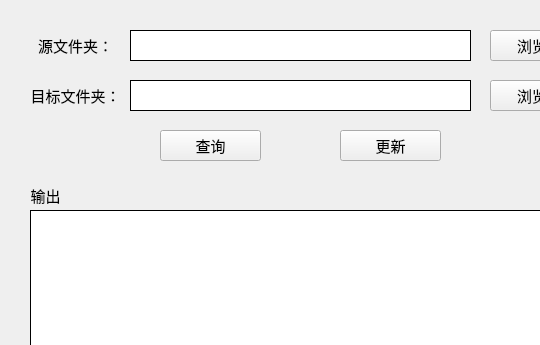
First picture: the form in mainwindow.ui, repository Chenjingzhi-cjb/FolderSyncGUI, before the edit; both pictures show x 0 to 540 and y 0 to 345 of the 630 by 524 pixel window.
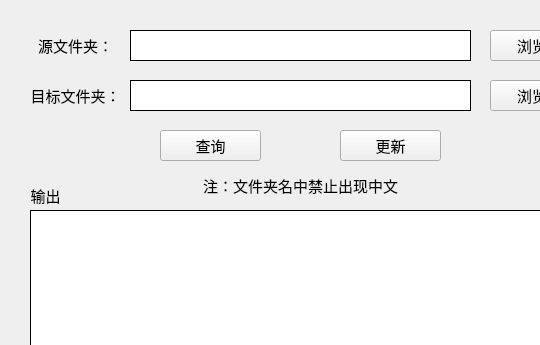
Second picture: the form after the edit.

```diff
--- a/mainwindow.ui
+++ b/mainwindow.ui
@@ -229,6 +229,36 @@
 background-color: white;
 color: black;</string>
     </property>
+    <property name="lineWrapMode">
+     <enum>QTextEdit::NoWrap</enum>
+    </property>
+   </widget>
+   <widget class="QLabel" name="output_label_2">
+    <property name="geometry">
+     <rect>
+      <x>180</x>
+      <y>170</y>
+      <width>241</width>
+      <height>31</height>
+     </rect>
+    </property>
+    <property name="font">
+     <font>
+      <pointsize>11</pointsize>
+     </font>
+    </property>
+    <property name="frameShadow">
+     <enum>QFrame::Plain</enum>
+    </property>
+    <property name="lineWidth">
+     <number>1</number>
+    </property>
+    <property name="text">
+     <string>注：文件夹名中禁止出现中文</string>
+    </property>
+    <property name="alignment">
+     <set>Qt::AlignCenter</set>
+    </property>
    </widget>
   </widget>
   <widget class="QMenuBar" name="menubar">
```
